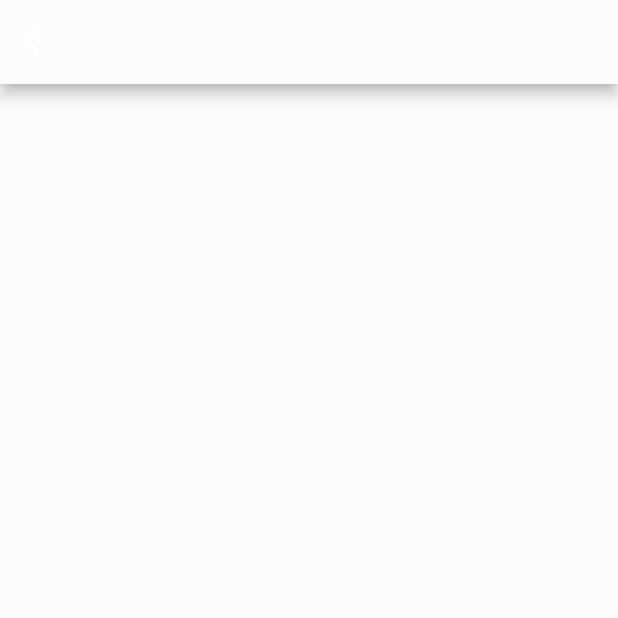
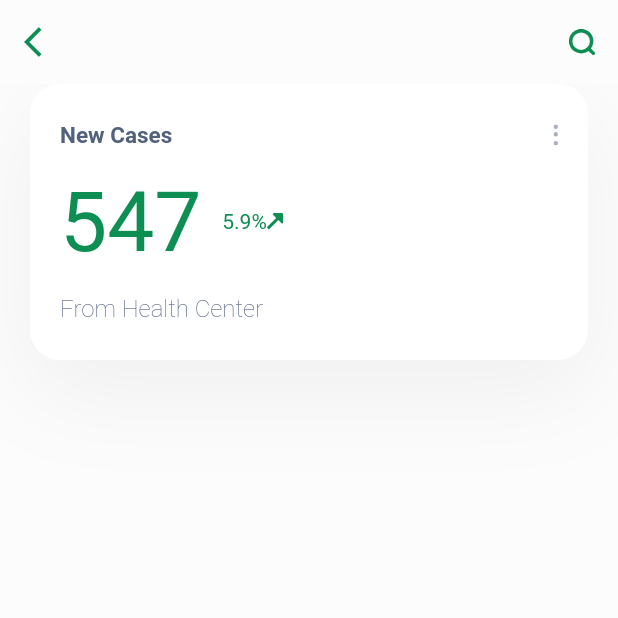
Before and after one commit to kaankutucu/Covid_UI_App_Flutter, a Flutter app: the DetailsScreen screen opened directly, on a phone screen of 412 x 824 dp, the top half of it. Run offline on Flutter 3.47's test engine with Material 2 defaults, Android fonts, the phone set to English and light mode, and no system bars; our stand-ins replace fl_chart, flutter_svg.

Commit message:
New Cases page edited

```diff
--- a/lib/screens/details_screen.dart
+++ b/lib/screens/details_screen.dart
@@ -1,18 +1,111 @@
 import 'package:coviduiapp/constants.dart';
 import 'package:flutter/material.dart';
+import 'package:flutter_svg/flutter_svg.dart';
 
 class DetailsScreen extends StatelessWidget {
   @override
   Widget build(BuildContext context) {
     return Scaffold(
-      appBar: AppBar(
-        backgroundColor: kBackgroundColor,
-        leading: IconButton(
-          icon: Icon(Icons.arrow_back_ios),
-          onPressed: () {Navigator.pop(context);
-          },
+      appBar: buildDetailsAppBar(context),
+      body: Padding(
+        padding: EdgeInsets.symmetric(horizontal: 20),
+        child: Column(
+          children: <Widget>[
+            Container(
+              padding: EdgeInsets.symmetric(
+                horizontal: 20,
+                vertical: 25,
+              ),
+              decoration: BoxDecoration(
+                color: Colors.white,
+                borderRadius: BorderRadius.circular(20),
+                boxShadow: [
+                  BoxShadow(
+                    offset: Offset(0, 21),
+                    blurRadius: 53,
+                    color: Colors.black.withOpacity(0.05),
+                  ),
+                ],
+              ),
+              child: Column(
+                crossAxisAlignment: CrossAxisAlignment.start,
+                children: <Widget>[
+                  buildTitleWithMoreIcon(),
+                  SizedBox(height: 15,),
+                  buildCaseNumber(context),
+                  SizedBox(height: 15,),
+                  Text(
+                    "From Health Center",
+                    style: TextStyle(
+                      fontWeight: FontWeight.w200,
+                      color: kTextMediumColor,
+                      fontSize: 16,
+                    ),
+                  ),
+                ],
+              ),
+            ),
+          ],
         ),
       ),
     );
   }
+
+  Row buildCaseNumber(BuildContext context) {
+    return Row(
+                  children: <Widget>[
+                    Text(
+                      "547 ",
+                      style: Theme.of(context)
+                          .textTheme
+                          .display3
+                          .copyWith(color: kPrimaryColor, height: 1.2),
+                    ),
+                    Text(
+                      "5.9%",
+                      style: TextStyle(
+                        color: kPrimaryColor,
+                      ),
+                    ),
+                    SvgPicture.asset("assets/icons/increase.svg"),
+                  ],
+                );
+  }
+  Row buildTitleWithMoreIcon() {
+    return Row(
+      mainAxisAlignment: MainAxisAlignment.spaceBetween,
+      children: <Widget>[
+        Text(
+          "New Cases",
+          style: TextStyle(
+            color: kTextMediumColor,
+            fontWeight: FontWeight.w600,
+            fontSize: 15,
+          ),
+        ),
+        SvgPicture.asset("assets/icons/more.svg"),
+      ],
+    );
+  }
+  AppBar buildDetailsAppBar(BuildContext context) {
+    return AppBar(
+      backgroundColor: kBackgroundColor,
+      elevation: 0,
+      leading: IconButton(
+        icon: Icon(
+          Icons.arrow_back_ios,
+          color: kPrimaryColor,
+        ),
+        onPressed: () {
+          Navigator.pop(context);
+        },
+      ),
+      actions: <Widget>[
+        IconButton(
+          icon: SvgPicture.asset("assets/icons/search.svg"),
+          onPressed: () {},
+        ),
+      ],
+    );
+  }
 }
```
